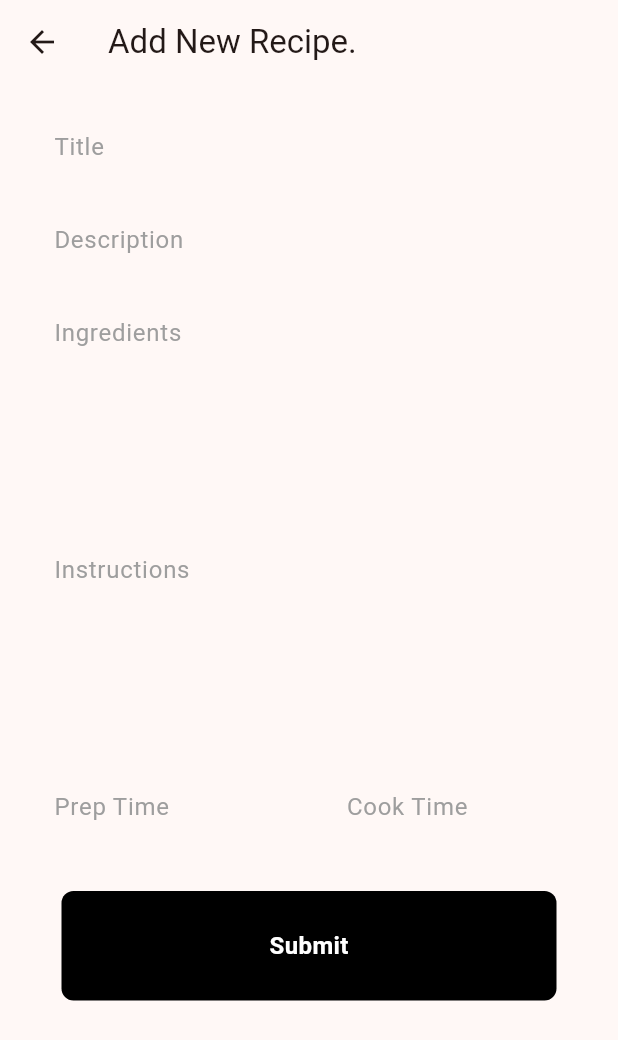
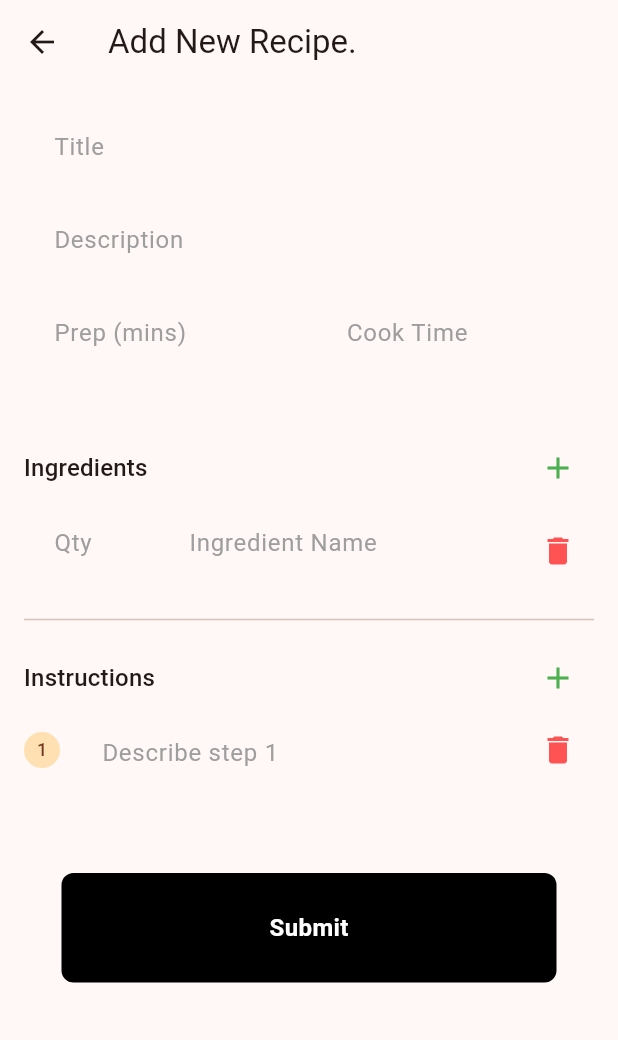
Before and after one commit to Excaliosee/Sou-Chef, a Flutter app: the AddRecipe screen opened directly, on a phone screen of 412 x 824 dp. Shown: the top 1040 px of the screen. Run offline on Flutter 3.47's test engine with Material 3 defaults, Android fonts, the phone set to English and light mode, and no system bars; our stand-ins replace equatable, firebase_auth, firebase_core, flutter_bloc, flutter_tts, google_nav_bar and 1 more; missing offline and left inert: flutter_sound; accounts and stored records are empty.

Commit message:
Refactor: Fixed the frontend recipe display

```diff
--- a/sou_chef_flutter/lib/screens/add_recipe_page.dart
+++ b/sou_chef_flutter/lib/screens/add_recipe_page.dart
@@ -4,6 +4,15 @@ import 'package:flutter_bloc/flutter_bloc.dart';
 import 'package:sou_chef_flutter/bloc/recipe_bloc/recipe_bloc.dart';
 import 'package:sou_chef_flutter/repositories/recipe_repository.dart';
 import 'package:sou_chef_flutter/widgets/my_button.dart';
+
+class _IngredientRow{
+  final TextEditingController name = TextEditingController();
+  final TextEditingController quantity = TextEditingController();
+}
+
+class _StepRow{
+  final TextEditingController instruction = TextEditingController();
+}
 
 class AddRecipe extends StatefulWidget {
   const AddRecipe({super.key});
@@ -17,22 +26,60 @@ class _AddRecipeState extends State<AddRecipe> {
 
   final _titleController = TextEditingController();
   final _descriptionController = TextEditingController();
-  final _ingredientsController = TextEditingController();
-  final _instructionsController = TextEditingController();
   final _prepTimeController = TextEditingController();
   final _cookTimeController = TextEditingController();
+  final List<_IngredientRow> _ingredientRows = [];
+  final List<_StepRow> _stepRows = [];
+  bool _isSubmitting = false;
 
-  bool _isSubmitting = false;
+  @override
+  void initState() {
+    super.initState();
+    _addIngredient();
+    _addStep();
+  }
 
   @override
   void dispose() {
     _titleController.dispose();
     _descriptionController.dispose();
-    _ingredientsController.dispose();
-    _instructionsController.dispose();
     _prepTimeController.dispose();
     _cookTimeController.dispose();
+    for (var row in _ingredientRows) {
+      row.name.dispose();
+      row.quantity.dispose();
+    }
+    for (var row in _stepRows) {
+      row.instruction.dispose();
+    }
     super.dispose();
+  }
+
+  void _addIngredient() {
+    setState(() {
+      _ingredientRows.add(_IngredientRow());
+    });
+  }
+
+  void _removeIngredient(int index) {
+    setState(() {
+      _ingredientRows[index].name.dispose();
+      _ingredientRows[index].quantity.dispose();
+      _ingredientRows.removeAt(index);
+    });
+  }
+
+  void _addStep() {
+    setState(() {
+      _stepRows.add(_StepRow());
+    });
+  }
+
+  void _removeStep(int index) {
+    setState(() {
+      _stepRows[index].instruction.dispose();
+      _stepRows.removeAt(index);
+    });
   }
 
   Future<void> _submitRecipe() async {
@@ -47,14 +94,30 @@ class _AddRecipeState extends State<AddRecipe> {
           throw Exception("Not legged in.");
         }
 
+        final ingredientsList = _ingredientRows.map((row) {
+          return {
+            "name": row.name.text,
+            "quantity": row.quantity.text,
+          };
+        }).toList();
+
+        final stepsList = _stepRows.asMap().entries.map((entry) {
+          int index = entry.key;
+          _StepRow row = entry.value;
+          return {
+            "step_number": index + 1,
+            "instruction": row.instruction.text,
+          };
+        }).toList();
+
         final recipeData = {
           "title": _titleController.text,
           "description": _descriptionController.text,
-          "ingredients": _ingredientsController.text,
-          "instructions": _instructionsController.text,
           "prep_time": int.parse(_prepTimeController.text),
           "cook_time": int.parse(_cookTimeController.text),
           "created_by": user.uid,
+          "ingredients": ingredientsList,
+          "steps": stepsList,
         };
 
         final repository = RepositoryProvider.of<RecipeRepository>(context);
@@ -107,7 +170,7 @@ class _AddRecipeState extends State<AddRecipe> {
         ),
         validator: validator ?? (value) {
           if (value == null || value.isEmpty) {
-            return "Please enter $hint";
+            return "Required";
           }
           return null;
         },
@@ -124,23 +187,17 @@ class _AddRecipeState extends State<AddRecipe> {
         child: Form(
           key: _formKey,
           child: Column(
+            crossAxisAlignment: CrossAxisAlignment.start,
             children: [
               _buildTextField(controller: _titleController, hint: "Title"),
               _buildTextField(controller: _descriptionController, hint: "Description"),
-              _buildTextField(controller: _ingredientsController, hint: "Ingredients", maxLines: 5),
-              _buildTextField(controller: _instructionsController, hint: "Instructions", maxLines: 5),
               Row(
                 children: [
                   Expanded(
                     child: _buildTextField(
                       controller: _prepTimeController,
-                      hint: "Prep Time",
+                      hint: "Prep (mins)",
                       keyboardType: TextInputType.number,
-                      validator: (value) {
-                        if (value == null || value.isEmpty) return "Required value";
-                        if (int.tryParse(value) == null) return "Invalid Value";
-                        return null;
-                      },
                     ),
                   ),
 
@@ -151,17 +208,74 @@ class _AddRecipeState extends State<AddRecipe> {
                       controller: _cookTimeController,
                       hint: "Cook Time",
                       keyboardType: TextInputType.number,
-                      validator: (value) {
-                        if (value == null || value.isEmpty) return "Required value";
-                        if (int.tryParse(value) == null) return "Invalid Value";
-                        return null;
-                      },
                     ),
                   ),
                 ],
               ),
+              const SizedBox(height: 30),
+
+              Row(
+                mainAxisAlignment: MainAxisAlignment.spaceBetween,
+                children: [
+                  Text("Ingredients", style: Theme.of(context).textTheme.titleMedium),
+                  IconButton(onPressed: _addIngredient, icon: const Icon(Icons.add, color: Colors.green)
+                  ),
+                ],
+              ),
+
+              ..._ingredientRows.asMap().entries.map((entry) {
+                int index = entry.key;
+                _IngredientRow row = entry.value;
+                return Row(
+                  children: [
+                    SizedBox(
+                      width: 80,
+                      child: _buildTextField(controller: row.quantity, hint: "Qty"),
+                    ),
+                    const SizedBox(width: 10),
+                    Expanded(child: _buildTextField(controller: row.name, hint: "Ingredient Name")),
+
+                    IconButton(onPressed: () => _removeIngredient(index), icon: const Icon(Icons.delete, color: Colors.redAccent)),
+
+                  ],
+                );
+              }),
+
+              const Divider(height: 30),
+
+              Row(
+                mainAxisAlignment: MainAxisAlignment.spaceBetween,
+                children: [
+                  Text("Instructions", style: Theme.of(context).textTheme.titleMedium),
+                  IconButton(onPressed: _addStep, icon: const Icon(Icons.add, color: Colors.green)),
+                ],
+              ),
+
+              ..._stepRows.asMap().entries.map((entry) {
+                int index = entry.key;
+                _StepRow row = entry.value;
+                return Row(
+                  crossAxisAlignment: CrossAxisAlignment.start,
+                  children: [
+                    Padding(
+                      padding: const EdgeInsets.only(top: 12.0, right: 8.0),
+                      child: CircleAvatar(
+                        radius: 12,
+                        backgroundColor: Colors.orange.shade100,
+                        child: Text("${index + 1}", style: const TextStyle(fontSize: 12)),
+                      ),
+                    ),
+
+                    Expanded(
+                      child: _buildTextField(controller: row.instruction, hint: "Describe step ${index + 1}", maxLines: 2),
+                    ),
+
+                    IconButton(onPressed: () => _removeStep(index), icon: const Icon(Icons.delete, color: Colors.redAccent)),
+                  ],
+                );
+              }),
+
               const SizedBox(height: 20),
-
               _isSubmitting ? const CircularProgressIndicator() : MyButton(onTap: _submitRecipe, text: "Submit"),
             ],
           ),
```
Also changed, not shown: sou_chef_flutter/lib/repositories/recipe_repository.dart (+13 -0 lines), 3 other files.
